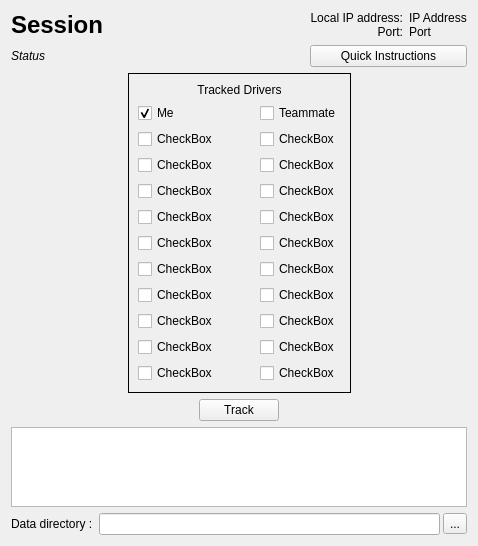
Alex-Rose/PXG_Telemetry_fork, file src/TrackingWidget.ui: the form before one commit.
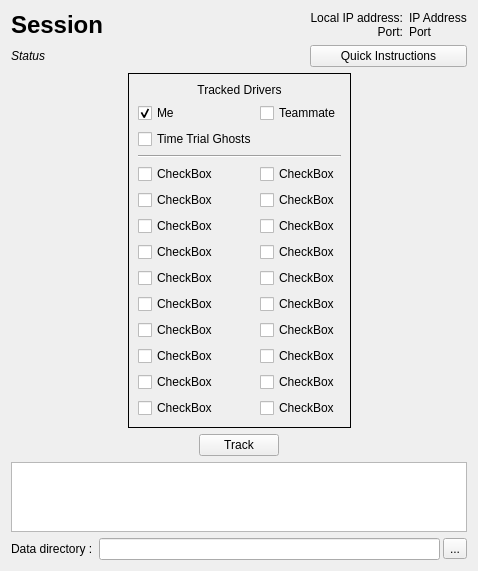
The form after the commit.

Commit message: Special TT Ghost tracking implementation

The edit to the form file:
```diff
--- a/src/TrackingWidget.ui
+++ b/src/TrackingWidget.ui
@@ -97,151 +97,106 @@
       <property name="horizontalSpacing">
        <number>42</number>
       </property>
-      <item row="10" column="1">
-       <widget class="QCheckBox" name="driver19">
-        <property name="text">
-         <string>CheckBox</string>
-        </property>
-       </widget>
-      </item>
-      <item row="6" column="1">
-       <widget class="QCheckBox" name="driver15">
-        <property name="text">
-         <string>CheckBox</string>
-        </property>
-       </widget>
-      </item>
-      <item row="2" column="1">
-       <widget class="QCheckBox" name="driver11">
-        <property name="text">
-         <string>CheckBox</string>
-        </property>
-       </widget>
-      </item>
-      <item row="8" column="1">
-       <widget class="QCheckBox" name="driver17">
-        <property name="text">
-         <string>CheckBox</string>
-        </property>
-       </widget>
-      </item>
-      <item row="9" column="1">
-       <widget class="QCheckBox" name="driver18">
-        <property name="text">
-         <string>CheckBox</string>
-        </property>
-       </widget>
-      </item>
-      <item row="1" column="0">
-       <widget class="QCheckBox" name="player">
-        <property name="text">
-         <string>Me</string>
-        </property>
-        <property name="checked">
-         <bool>true</bool>
-        </property>
-       </widget>
-      </item>
-      <item row="11" column="1">
-       <widget class="QCheckBox" name="driver20">
-        <property name="text">
-         <string>CheckBox</string>
-        </property>
-       </widget>
-      </item>
-      <item row="2" column="0">
-       <widget class="QCheckBox" name="driver1">
-        <property name="text">
-         <string>CheckBox</string>
-        </property>
-       </widget>
-      </item>
-      <item row="7" column="0">
-       <widget class="QCheckBox" name="driver6">
-        <property name="text">
-         <string>CheckBox</string>
-        </property>
-       </widget>
-      </item>
-      <item row="3" column="1">
-       <widget class="QCheckBox" name="driver12">
-        <property name="text">
-         <string>CheckBox</string>
-        </property>
-       </widget>
-      </item>
-      <item row="8" column="0">
-       <widget class="QCheckBox" name="driver7">
-        <property name="text">
-         <string>CheckBox</string>
-        </property>
-       </widget>
-      </item>
       <item row="7" column="1">
-       <widget class="QCheckBox" name="driver16">
-        <property name="text">
-         <string>CheckBox</string>
-        </property>
-       </widget>
-      </item>
-      <item row="5" column="1">
        <widget class="QCheckBox" name="driver14">
         <property name="text">
          <string>CheckBox</string>
         </property>
        </widget>
       </item>
-      <item row="3" column="0">
-       <widget class="QCheckBox" name="driver2">
+      <item row="6" column="0">
+       <widget class="QCheckBox" name="driver3">
         <property name="text">
          <string>CheckBox</string>
         </property>
        </widget>
       </item>
+      <item row="8" column="1">
+       <widget class="QCheckBox" name="driver15">
+        <property name="text">
+         <string>CheckBox</string>
+        </property>
+       </widget>
+      </item>
+      <item row="1" column="1">
+       <widget class="QCheckBox" name="teammate">
+        <property name="text">
+         <string>Teammate</string>
+        </property>
+       </widget>
+      </item>
+      <item row="13" column="1">
+       <widget class="QCheckBox" name="driver20">
+        <property name="text">
+         <string>CheckBox</string>
+        </property>
+       </widget>
+      </item>
+      <item row="3" column="0" colspan="2">
+       <widget class="Line" name="line">
+        <property name="orientation">
+         <enum>Qt::Horizontal</enum>
+        </property>
+       </widget>
+      </item>
       <item row="11" column="0">
-       <widget class="QCheckBox" name="driver10">
+       <widget class="QCheckBox" name="driver8">
         <property name="text">
          <string>CheckBox</string>
         </property>
        </widget>
       </item>
-      <item row="10" column="0">
-       <widget class="QCheckBox" name="driver9">
+      <item row="10" column="1">
+       <widget class="QCheckBox" name="driver17">
+        <property name="text">
+         <string>CheckBox</string>
+        </property>
+       </widget>
+      </item>
+      <item row="9" column="0">
+       <widget class="QCheckBox" name="driver6">
         <property name="text">
          <string>CheckBox</string>
         </property>
        </widget>
       </item>
       <item row="5" column="0">
-       <widget class="QCheckBox" name="driver4">
+       <widget class="QCheckBox" name="driver2">
         <property name="text">
          <string>CheckBox</string>
         </property>
        </widget>
       </item>
-      <item row="4" column="0">
-       <widget class="QCheckBox" name="driver3">
-        <property name="text">
-         <string>CheckBox</string>
-        </property>
-       </widget>
-      </item>
-      <item row="4" column="1">
+      <item row="6" column="1">
        <widget class="QCheckBox" name="driver13">
         <property name="text">
          <string>CheckBox</string>
         </property>
        </widget>
       </item>
-      <item row="9" column="0">
-       <widget class="QCheckBox" name="driver8">
+      <item row="9" column="1">
+       <widget class="QCheckBox" name="driver16">
         <property name="text">
          <string>CheckBox</string>
         </property>
        </widget>
       </item>
-      <item row="6" column="0">
-       <widget class="QCheckBox" name="driver5">
+      <item row="4" column="1">
+       <widget class="QCheckBox" name="driver11">
+        <property name="text">
+         <string>CheckBox</string>
+        </property>
+       </widget>
+      </item>
+      <item row="7" column="0">
+       <widget class="QCheckBox" name="driver4">
+        <property name="text">
+         <string>CheckBox</string>
+        </property>
+       </widget>
+      </item>
+      <item row="12" column="1">
+       <widget class="QCheckBox" name="driver19">
         <property name="text">
          <string>CheckBox</string>
         </property>
@@ -263,10 +218,69 @@
         </property>
        </widget>
       </item>
-      <item row="1" column="1">
-       <widget class="QCheckBox" name="teammate">
+      <item row="1" column="0">
+       <widget class="QCheckBox" name="player">
         <property name="text">
-         <string>Teammate</string>
+         <string>Me</string>
+        </property>
+        <property name="checked">
+         <bool>true</bool>
+        </property>
+       </widget>
+      </item>
+      <item row="10" column="0">
+       <widget class="QCheckBox" name="driver7">
+        <property name="text">
+         <string>CheckBox</string>
+        </property>
+       </widget>
+      </item>
+      <item row="12" column="0">
+       <widget class="QCheckBox" name="driver9">
+        <property name="text">
+         <string>CheckBox</string>
+        </property>
+       </widget>
+      </item>
+      <item row="8" column="0">
+       <widget class="QCheckBox" name="driver5">
+        <property name="text">
+         <string>CheckBox</string>
+        </property>
+       </widget>
+      </item>
+      <item row="11" column="1">
+       <widget class="QCheckBox" name="driver18">
+        <property name="text">
+         <string>CheckBox</string>
+        </property>
+       </widget>
+      </item>
+      <item row="5" column="1">
+       <widget class="QCheckBox" name="driver12">
+        <property name="text">
+         <string>CheckBox</string>
+        </property>
+       </widget>
+      </item>
+      <item row="13" column="0">
+       <widget class="QCheckBox" name="driver10">
+        <property name="text">
+         <string>CheckBox</string>
+        </property>
+       </widget>
+      </item>
+      <item row="4" column="0">
+       <widget class="QCheckBox" name="driver1">
+        <property name="text">
+         <string>CheckBox</string>
+        </property>
+       </widget>
+      </item>
+      <item row="2" column="0" colspan="2">
+       <widget class="QCheckBox" name="ttghosts">
+        <property name="text">
+         <string>Time Trial Ghosts</string>
         </property>
        </widget>
       </item>
```
The commit also changes 10 other files.
